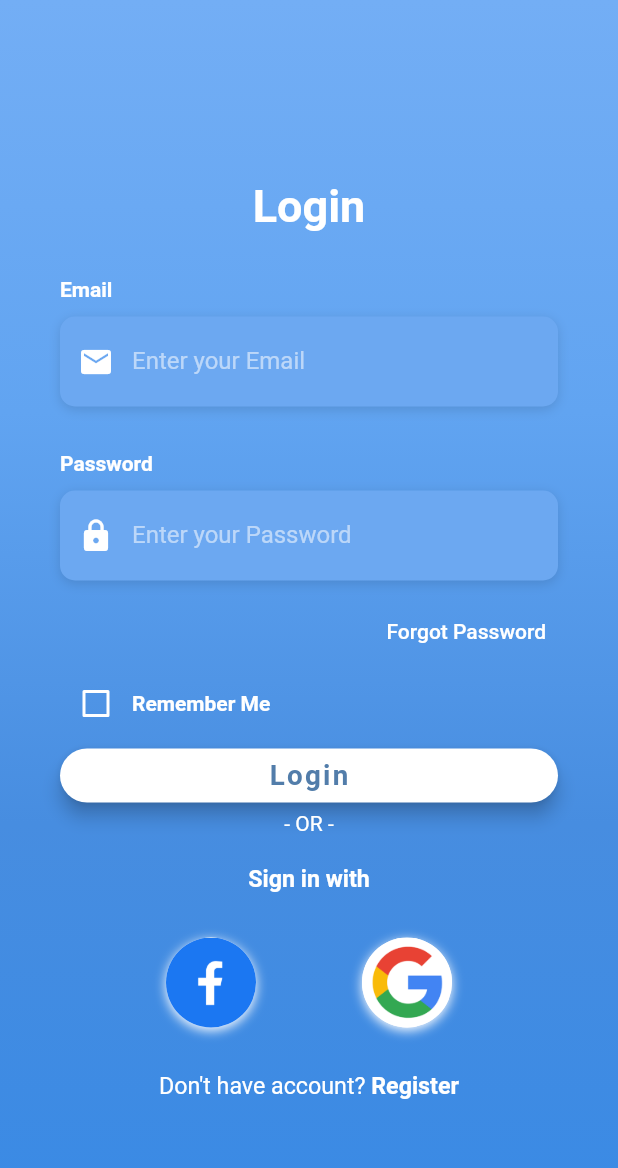
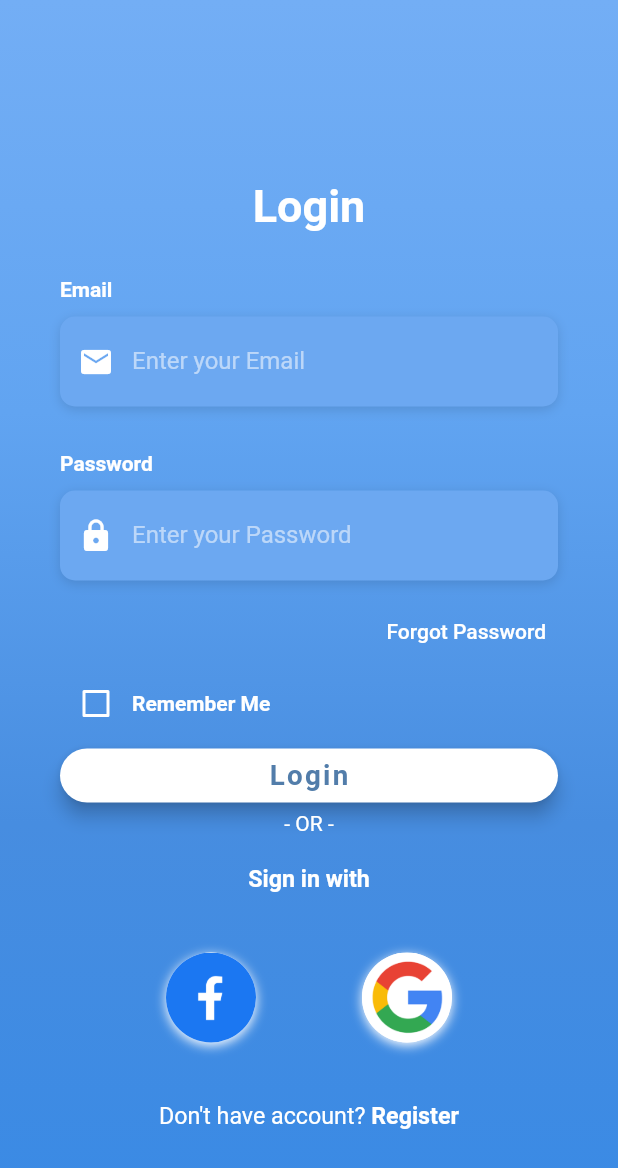
Before and after one commit to ayoubkamli/flutter_day_05, a Flutter app: the screen it shows after launch, on a phone screen of 412 x 824 dp. Shown: the top 1168 px of the screen. Run offline on Flutter 3.47's test engine with Material 2 defaults, Android fonts, the phone set to English and light mode, and no system bars; Roboto replaces fonts that are missing (OpenSans).

Commit message:
login ui

```diff
--- a/lib/screens/login_screen.dart
+++ b/lib/screens/login_screen.dart
@@ -221,7 +221,7 @@ class _LoginScreenState extends State<LoginScreen> {
 
   Widget _buildSocialBtnsRow() {
     return Padding(
-      padding: const EdgeInsets.symmetric(vertical: 30),
+      padding: const EdgeInsets.symmetric(vertical: 40),
       child: Row(
         mainAxisAlignment: MainAxisAlignment.spaceEvenly,
         children: <Widget>[
--- a/pubspec.yaml
+++ b/pubspec.yaml
@@ -23,6 +23,9 @@ environment:
 dependencies:
   flutter:
     sdk: flutter
+  provider: ^5.0.0
+  http: ^0.13.3
+  shared_preferences: ^2.0.6
 
 
   # The following adds the Cupertino Icons font to your application.
```
Also changed, not shown: pubspec.lock.
